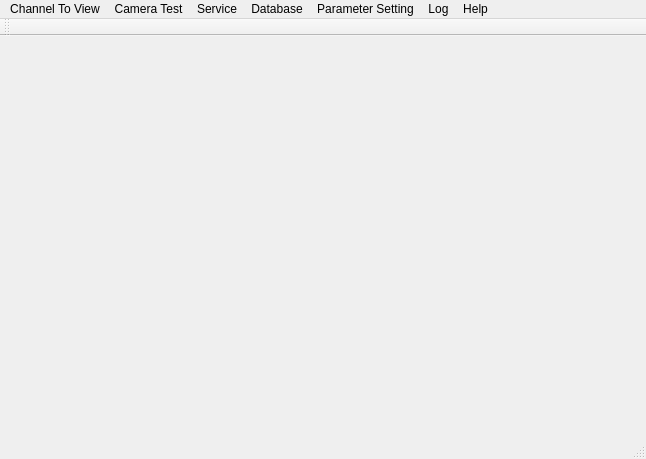
Old version of the form Main/mainwindow.ui in the repository 519984307/Container_Multiple_Channels_20200522.
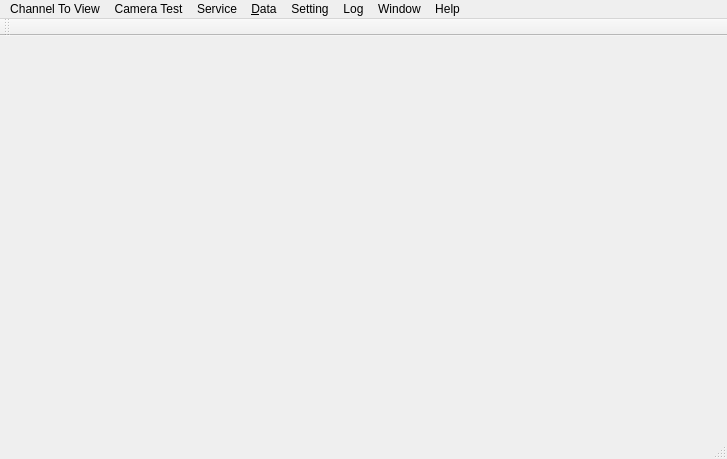
New version of the form.

Patch:
```diff
--- a/Main/mainwindow.ui
+++ b/Main/mainwindow.ui
@@ -6,7 +6,7 @@
    <rect>
     <x>0</x>
     <y>0</y>
-    <width>646</width>
+    <width>727</width>
     <height>459</height>
    </rect>
   </property>
@@ -37,7 +37,7 @@
     <rect>
      <x>0</x>
      <y>0</y>
-     <width>646</width>
+     <width>727</width>
      <height>33</height>
     </rect>
    </property>
@@ -58,12 +58,12 @@
    </widget>
    <widget class="QMenu" name="menuDatabase">
     <property name="title">
-     <string>Database</string>
+     <string>&amp;Data</string>
     </property>
    </widget>
    <widget class="QMenu" name="menuParameter_Setting">
     <property name="title">
-     <string>Parameter Setting</string>
+     <string>Setting</string>
     </property>
    </widget>
    <widget class="QMenu" name="menuLog">
@@ -76,12 +76,18 @@
      <string>Help</string>
     </property>
    </widget>
+   <widget class="QMenu" name="menuWindow">
+    <property name="title">
+     <string>Window</string>
+    </property>
+   </widget>
    <addaction name="menuChannel_To_View"/>
    <addaction name="menuCamera_Test"/>
    <addaction name="menuService"/>
    <addaction name="menuDatabase"/>
    <addaction name="menuParameter_Setting"/>
    <addaction name="menuLog"/>
+   <addaction name="menuWindow"/>
    <addaction name="menuHelp"/>
   </widget>
   <widget class="QToolBar" name="mainToolBar">
```
Left out of the diff: 9 changed lines with no effect on the pictures.
